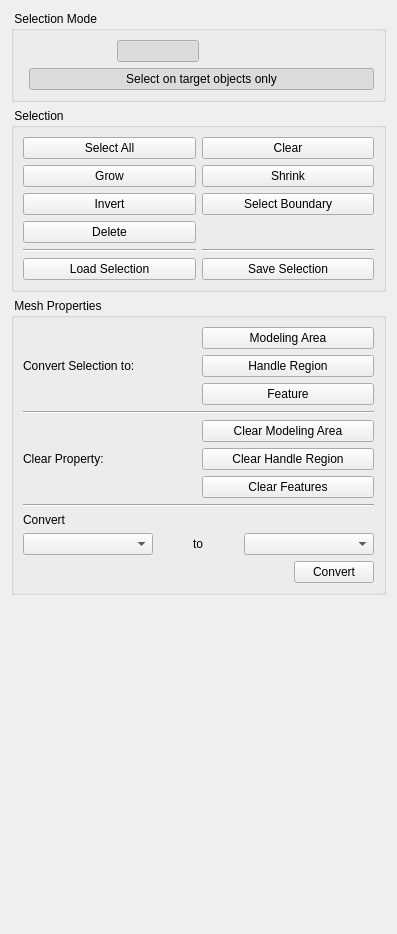
Above: Plugin-Selection/widgets/selectionControls.ui from ShenRen/OpenFlipper before the change. Below: the same form after it.
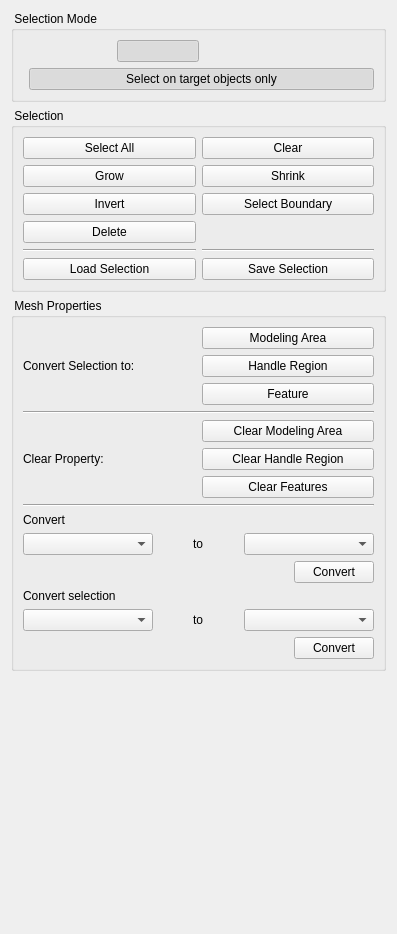
That is the form after the change.

Commit message: Added conversion of selection types (vertex, edge and face selections) to Selection-Plugin.

```diff
--- a/Plugin-Selection/widgets/selectionControls.ui
+++ b/Plugin-Selection/widgets/selectionControls.ui
@@ -13,8 +13,8 @@
   <property name="windowTitle">
    <string>Form</string>
   </property>
-  <layout class="QGridLayout" name="gridLayout_2">
-   <item row="0" column="0">
+  <layout class="QVBoxLayout" name="verticalLayout_3">
+   <item>
     <widget class="QGroupBox" name="groupBox">
      <property name="title">
       <string> Selection Mode </string>
@@ -167,7 +167,7 @@
      </layout>
     </widget>
    </item>
-   <item row="1" column="0">
+   <item>
     <widget class="QGroupBox" name="groupBox_2">
      <property name="title">
       <string> Selection </string>
@@ -307,7 +307,7 @@
      </layout>
     </widget>
    </item>
-   <item row="2" column="0">
+   <item>
     <widget class="QGroupBox" name="groupBox_3">
      <property name="title">
       <string> Mesh Properties </string>
@@ -577,10 +577,149 @@
         </item>
        </layout>
       </item>
+      <item>
+       <layout class="QVBoxLayout" name="verticalLayout_6">
+        <item>
+         <widget class="QLabel" name="label_5">
+          <property name="maximumSize">
+           <size>
+            <width>16777215</width>
+            <height>20</height>
+           </size>
+          </property>
+          <property name="text">
+           <string>Convert selection</string>
+          </property>
+         </widget>
+        </item>
+        <item>
+         <layout class="QHBoxLayout" name="horizontalLayout_8">
+          <item>
+           <widget class="QComboBox" name="convertSelectionFrom">
+            <property name="sizePolicy">
+             <sizepolicy hsizetype="Minimum" vsizetype="Maximum">
+              <horstretch>0</horstretch>
+              <verstretch>0</verstretch>
+             </sizepolicy>
+            </property>
+            <property name="minimumSize">
+             <size>
+              <width>130</width>
+              <height>0</height>
+             </size>
+            </property>
+            <property name="maximumSize">
+             <size>
+              <width>16777215</width>
+              <height>16777215</height>
+             </size>
+            </property>
+           </widget>
+          </item>
+          <item>
+           <layout class="QHBoxLayout" name="horizontalLayout_9">
+            <item>
+             <spacer name="horizontalSpacer_4">
+              <property name="orientation">
+               <enum>Qt::Horizontal</enum>
+              </property>
+              <property name="sizeHint" stdset="0">
+               <size>
+                <width>40</width>
+                <height>20</height>
+               </size>
+              </property>
+             </spacer>
+            </item>
+            <item>
+             <widget class="QLabel" name="label_6">
+              <property name="maximumSize">
+               <size>
+                <width>16777215</width>
+                <height>16777215</height>
+               </size>
+              </property>
+              <property name="text">
+               <string>to</string>
+              </property>
+             </widget>
+            </item>
+            <item>
+             <spacer name="horizontalSpacer_5">
+              <property name="orientation">
+               <enum>Qt::Horizontal</enum>
+              </property>
+              <property name="sizeHint" stdset="0">
+               <size>
+                <width>40</width>
+                <height>20</height>
+               </size>
+              </property>
+             </spacer>
+            </item>
+            <item>
+             <layout class="QHBoxLayout" name="horizontalLayout_11">
+              <item>
+               <widget class="QComboBox" name="convertSelectionTo">
+                <property name="sizePolicy">
+                 <sizepolicy hsizetype="Minimum" vsizetype="Maximum">
+                  <horstretch>0</horstretch>
+                  <verstretch>0</verstretch>
+                 </sizepolicy>
+                </property>
+                <property name="minimumSize">
+                 <size>
+                  <width>130</width>
+                  <height>0</height>
+                 </size>
+                </property>
+                <property name="maximumSize">
+                 <size>
+                  <width>16777215</width>
+                  <height>16777215</height>
+                 </size>
+                </property>
+                <property name="layoutDirection">
+                 <enum>Qt::LeftToRight</enum>
+                </property>
+               </widget>
+              </item>
+             </layout>
+            </item>
+           </layout>
+          </item>
+         </layout>
+        </item>
+        <item>
+         <layout class="QHBoxLayout" name="horizontalLayout_12">
+          <item>
+           <spacer name="horizontalSpacer_6">
+            <property name="orientation">
+             <enum>Qt::Horizontal</enum>
+            </property>
+            <property name="sizeHint" stdset="0">
+             <size>
+              <width>40</width>
+              <height>20</height>
+             </size>
+            </property>
+           </spacer>
+          </item>
+          <item>
+           <widget class="QPushButton" name="convertSelectionButton">
+            <property name="text">
+             <string>Convert</string>
+            </property>
+           </widget>
+          </item>
+         </layout>
+        </item>
+       </layout>
+      </item>
      </layout>
     </widget>
    </item>
-   <item row="3" column="0">
+   <item>
     <spacer name="verticalSpacer">
      <property name="orientation">
       <enum>Qt::Vertical</enum>
```
The commit also changes 4 other files.
